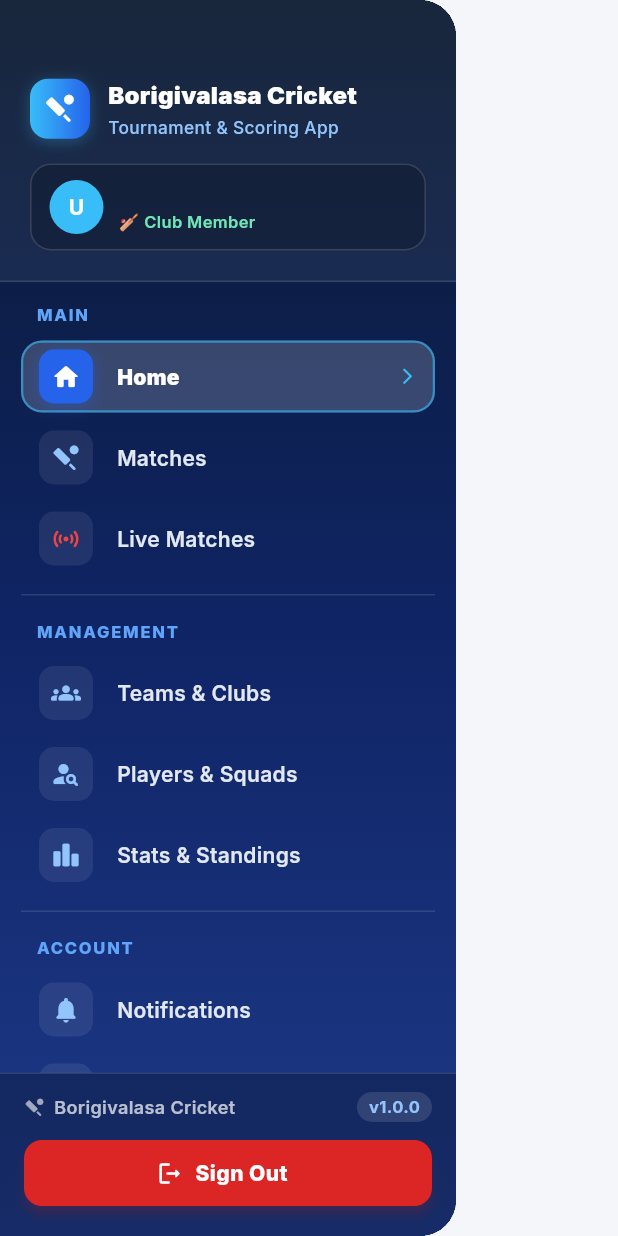
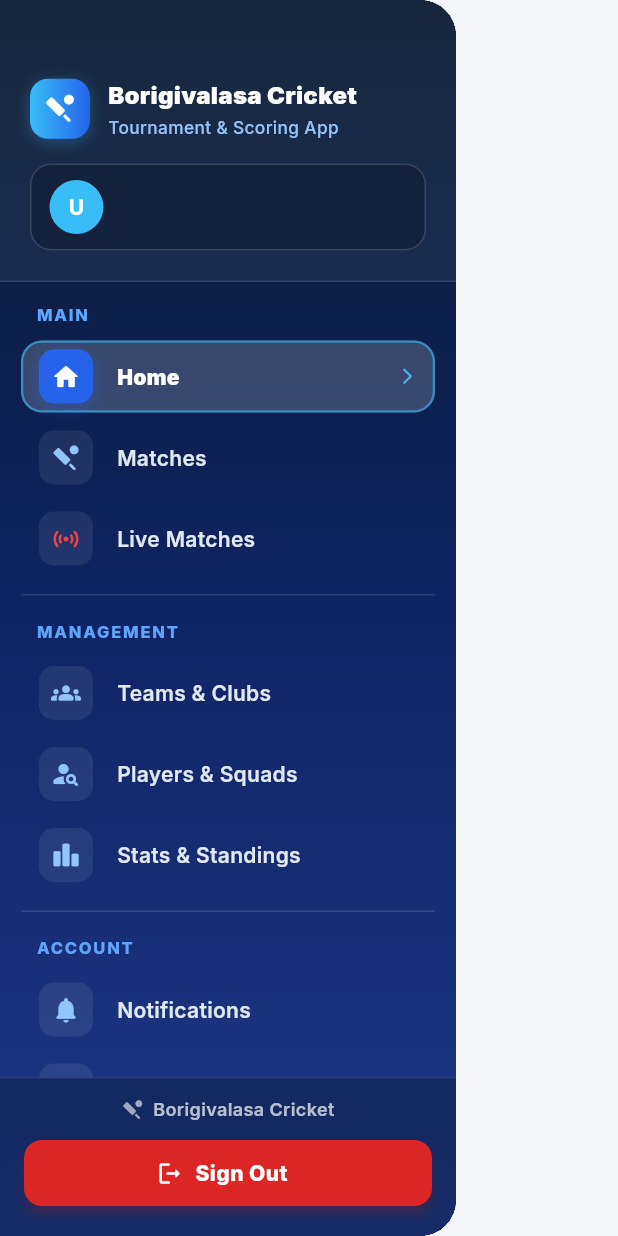
Before and after one commit to rajeshkinjarapu/cricket_borigivalasa, a Flutter app: the AppDrawer widget shown alone on an empty page, opened directly, on a phone screen of 412 x 824 dp. Run offline on Flutter 3.47's test engine with Material 3 defaults, Android fonts, the phone set to English and light mode, and no system bars; our stand-ins replace cloud_firestore, firebase_auth, firebase_core, firebase_storage, fl_chart, flutter_riverpod and 3 more; accounts and stored records are empty.

Commit message:
feat: remove club member label and version badge from sidebar drawer

```diff
--- a/lib/features/dashboard/presentation/widgets/app_drawer.dart
+++ b/lib/features/dashboard/presentation/widgets/app_drawer.dart
@@ -293,23 +293,28 @@ class AppDrawer extends ConsumerWidget {
                 Expanded(
                   child: Column(
                     crossAxisAlignment: CrossAxisAlignment.start,
+                    mainAxisAlignment: MainAxisAlignment.center,
                     children: [
                       Text(
                         user?.displayName ?? 'User',
                         style: const TextStyle(
                           color: Colors.white,
                           fontWeight: FontWeight.bold,
-                          fontSize: 13.5,
+                          fontSize: 14,
                         ),
                         maxLines: 1,
                         overflow: TextOverflow.ellipsis,
                       ),
-                      Text(
-                        isAdmin ? '👑 Administrator' : '🏏 Club Member',
+                      if (isAdmin)
+                        const Padding(
+                          padding: EdgeInsets.only(top: 2),
+                          child: Text(
+                            '👑 Administrator',
                             style: TextStyle(
-                          color: isAdmin ? const Color(0xFFFBBF24) : const Color(0xFF6EE7B7),
+                              color: Color(0xFFFBBF24),
                               fontSize: 11,
                               fontWeight: FontWeight.w600,
+                            ),
                           ),
                         ),
                     ],
@@ -426,15 +431,13 @@ class AppDrawer extends ConsumerWidget {
       ),
       child: Column(
         children: [
-          // App Title & Version Number
+          // App Brand Footer
           Row(
-            mainAxisAlignment: MainAxisAlignment.spaceBetween,
-            children: [
-              Row(
+            mainAxisAlignment: MainAxisAlignment.center,
             children: [
               Icon(
                 Icons.sports_cricket_rounded,
-                    size: 14,
+                size: 15,
                 color: Colors.white.withOpacity(0.6),
               ),
               const SizedBox(width: 6),
@@ -444,23 +447,6 @@ class AppDrawer extends ConsumerWidget {
                   color: Colors.white.withOpacity(0.7),
                   fontSize: 12,
                   fontWeight: FontWeight.w600,
-                    ),
-                  ),
-                ],
-              ),
-              Container(
-                padding: const EdgeInsets.symmetric(horizontal: 8, vertical: 2),
-                decoration: BoxDecoration(
-                  color: Colors.white.withOpacity(0.12),
-                  borderRadius: BorderRadius.circular(10),
-                ),
-                child: const Text(
-                  'v1.0.0',
-                  style: TextStyle(
-                    color: Color(0xFF93C5FD),
-                    fontSize: 11,
-                    fontWeight: FontWeight.bold,
-                  ),
                 ),
               ),
             ],
```
Lines whose indentation alone changed are shown as unchanged.
